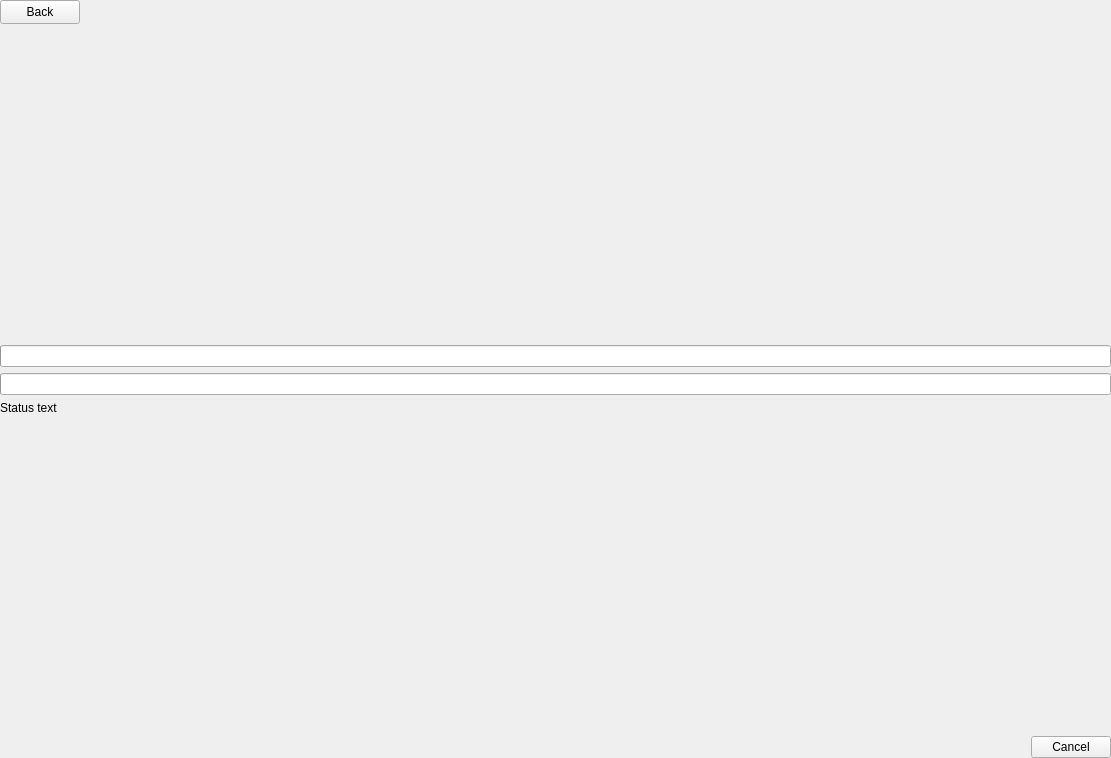
brainstream/OPL-PC-Tools, file src/OplPcTools/UI/GameImporterActivity.ui: the form before one commit.
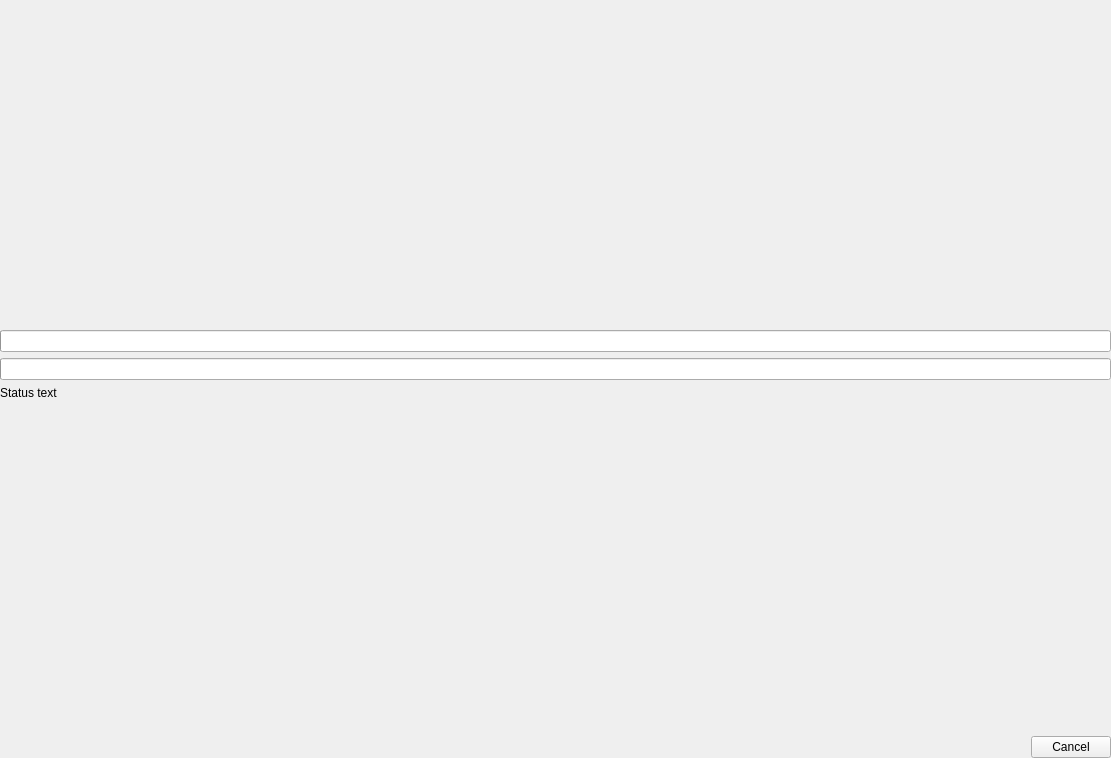
The form after the commit. Icons and pictures are not drawn.

Commit message: Close import activity when finished

```diff
--- a/src/OplPcTools/UI/GameImporterActivity.ui
+++ b/src/OplPcTools/UI/GameImporterActivity.ui
@@ -23,40 +23,6 @@
    <property name="bottomMargin">
     <number>0</number>
    </property>
-   <item>
-    <layout class="QHBoxLayout" name="mp_layout">
-     <item>
-      <widget class="QPushButton" name="mp_btn_close">
-       <property name="minimumSize">
-        <size>
-         <width>0</width>
-         <height>24</height>
-        </size>
-       </property>
-       <property name="text">
-        <string>Back</string>
-       </property>
-       <property name="icon">
-        <iconset resource="../Resources/Resources.qrc">
-         <normaloff>:/images/back</normaloff>:/images/back</iconset>
-       </property>
-      </widget>
-     </item>
-     <item>
-      <spacer name="mp_spacer_3">
-       <property name="orientation">
-        <enum>Qt::Horizontal</enum>
-       </property>
-       <property name="sizeHint" stdset="0">
-        <size>
-         <width>40</width>
-         <height>20</height>
-        </size>
-       </property>
-      </spacer>
-     </item>
-    </layout>
-   </item>
    <item>
     <spacer name="mp_spacer_2">
      <property name="orientation">
```
Left out of the diff: 4 changed lines with no effect on the pictures. The commit also changes 4 other files.
